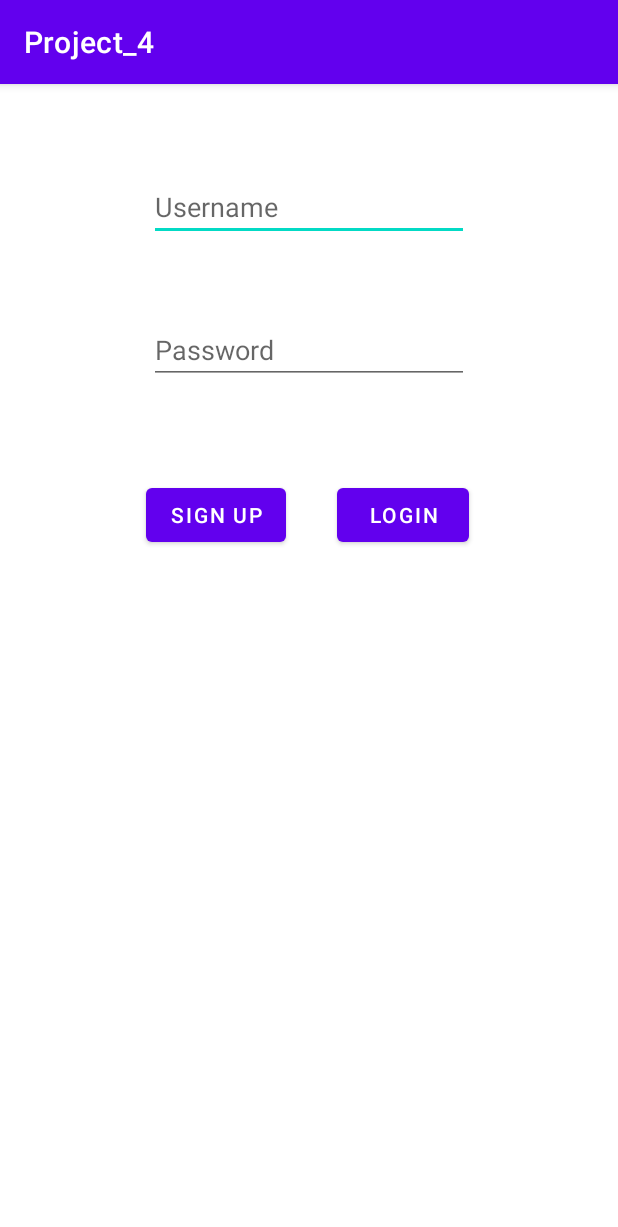
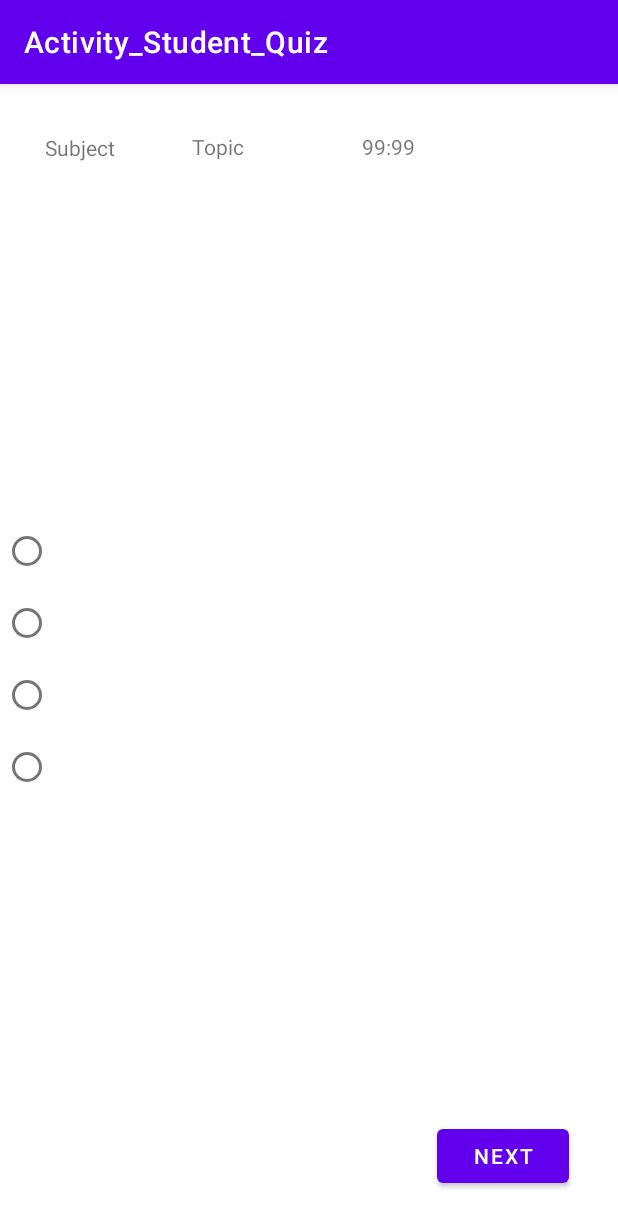
Before and after one commit to crazay416/CECS_453_Project_4, an Android app: the screen it shows after launch (MainActivity before the commit, Activity_Student_Quiz after it), on a phone screen of 412 x 824 dp. Shown: the top 1227 px of the screen. Run offline under Robolectric (Android 15) with nearby library versions, the phone set to English and light mode, and no system bars.

Commit message:
Created Activity_Student_Quiz and made intent to pass topic to new Activity

```diff
--- a/app/build.gradle
+++ b/app/build.gradle
@@ -41,7 +41,9 @@ dependencies {
     implementation 'androidx.legacy:legacy-support-v4:1.0.0'
     implementation 'androidx.lifecycle:lifecycle-livedata-ktx:2.2.0'
     implementation 'androidx.lifecycle:lifecycle-viewmodel-ktx:2.2.0'
+    implementation 'androidx.wear:wear:1.1.0'
     testImplementation 'junit:junit:4.+'
     androidTestImplementation 'androidx.test.ext:junit:1.1.2'
     androidTestImplementation 'androidx.test.espresso:espresso-core:3.3.0'
+    compileOnly 'com.google.android.wearable:wearable:2.8.1'
 }
--- /dev/null
+++ b/app/src/main/java/com/example/project_4/Activity_Student_Quiz.java
@@ -0,0 +1,14 @@
+package com.example.project_4;
+
+import androidx.appcompat.app.AppCompatActivity;
+
+import android.os.Bundle;
+
+public class Activity_Student_Quiz extends AppCompatActivity {
+
+    @Override
+    protected void onCreate(Bundle savedInstanceState) {
+        super.onCreate(savedInstanceState);
+        setContentView(R.layout.activity_student_quiz);
+    }
+}
--- /dev/null
+++ b/app/src/main/res/layout/activity_student_quiz.xml
@@ -0,0 +1,103 @@
+<?xml version="1.0" encoding="utf-8"?>
+<androidx.constraintlayout.widget.ConstraintLayout xmlns:android="http://schemas.android.com/apk/res/android"
+    xmlns:app="http://schemas.android.com/apk/res-auto"
+    xmlns:tools="http://schemas.android.com/tools"
+    android:layout_width="match_parent"
+    android:layout_height="match_parent">
+
+    <RadioGroup
+        android:id="@+id/radioGroup"
+        android:layout_width="408dp"
+        android:layout_height="364dp"
+        app:layout_constraintBottom_toBottomOf="parent"
+        app:layout_constraintEnd_toEndOf="parent"
+        app:layout_constraintHorizontal_bias="0.545"
+        app:layout_constraintStart_toStartOf="parent"
+        app:layout_constraintTop_toTopOf="parent"
+        app:layout_constraintVertical_bias="0.712">
+
+        <RadioButton
+            android:id="@+id/radioA"
+            android:layout_width="411dp"
+            android:layout_height="wrap_content"
+            app:layout_constraintHorizontal_bias="0.528"
+            app:layout_constraintVertical_bias="0.602" />
+
+        <RadioButton
+            android:id="@+id/radioB"
+            android:layout_width="411dp"
+            android:layout_height="wrap_content"
+            tools:layout_editor_absoluteX="49dp"
+            tools:layout_editor_absoluteY="470dp" />
+
+        <RadioButton
+            android:id="@+id/radioC"
+            android:layout_width="match_parent"
+            android:layout_height="wrap_content"
+            tools:layout_editor_absoluteX="52dp"
+            tools:layout_editor_absoluteY="528dp" />
+
+        <RadioButton
+            android:id="@+id/radioD"
+            android:layout_width="match_parent"
+            android:layout_height="wrap_content" />
+    </RadioGroup>
+
+    <TextView
+        android:id="@+id/questionQuizId"
+        android:layout_width="384dp"
+        android:layout_height="81dp"
+        app:layout_constraintBottom_toBottomOf="parent"
+        app:layout_constraintEnd_toEndOf="parent"
+        app:layout_constraintStart_toStartOf="parent"
+        app:layout_constraintTop_toTopOf="parent"
+        app:layout_constraintVertical_bias="0.229" />
+
+    <TextView
+        android:id="@+id/subjectQuizId"
+        android:layout_width="wrap_content"
+        android:layout_height="wrap_content"
+        android:text="Subject"
+        app:layout_constraintBottom_toBottomOf="parent"
+        app:layout_constraintEnd_toEndOf="parent"
+        app:layout_constraintHorizontal_bias="0.082"
+        app:layout_constraintStart_toStartOf="parent"
+        app:layout_constraintTop_toTopOf="parent"
+        app:layout_constraintVertical_bias="0.044" />
+
+    <TextView
+        android:id="@+id/topicQuizId"
+        android:layout_width="wrap_content"
+        android:layout_height="wrap_content"
+        android:text="Topic"
+        app:layout_constraintBottom_toBottomOf="parent"
+        app:layout_constraintEnd_toEndOf="parent"
+        app:layout_constraintHorizontal_bias="0.34"
+        app:layout_constraintStart_toStartOf="parent"
+        app:layout_constraintTop_toTopOf="parent"
+        app:layout_constraintVertical_bias="0.043" />
+
+    <TextView
+        android:id="@+id/timerQuizId"
+        android:layout_width="wrap_content"
+        android:layout_height="wrap_content"
+        android:text="99:99"
+        app:layout_constraintBottom_toBottomOf="parent"
+        app:layout_constraintEnd_toEndOf="parent"
+        app:layout_constraintHorizontal_bias="0.64"
+        app:layout_constraintStart_toStartOf="parent"
+        app:layout_constraintTop_toTopOf="parent"
+        app:layout_constraintVertical_bias="0.043" />
+
+    <Button
+        android:id="@+id/btnNextId"
+        android:layout_width="wrap_content"
+        android:layout_height="wrap_content"
+        android:text="Next"
+        app:layout_constraintBottom_toBottomOf="parent"
+        app:layout_constraintEnd_toEndOf="parent"
+        app:layout_constraintHorizontal_bias="0.899"
+        app:layout_constraintStart_toStartOf="parent"
+        app:layout_constraintTop_toTopOf="parent"
+        app:layout_constraintVertical_bias="0.959" />
+</androidx.constraintlayout.widget.ConstraintLayout>
--- /dev/null
+++ b/app/src/main/res/values-round/strings.xml
@@ -0,0 +1,3 @@
+<resources>
+    <string name="hello_world">Hello Round World!</string>
+</resources>
--- a/app/src/main/res/values/strings.xml
+++ b/app/src/main/res/values/strings.xml
@@ -20,4 +20,10 @@
     <string name="answer_choice_2">Choice2</string>
     <string name="question">Question</string>
     <string name="answer_choice_1">Choice1</string>
+    <string name="title_activity__student__quiz">Activity_Student_Quiz</string>
+    <!--
+    This string is used for square devices and overridden by hello_world in
+    values-round/strings.xml for round devices.
+    -->
+    <string name="hello_world">Hello Square World!</string>
 </resources>
```
Also changed, not shown: app/src/main/AndroidManifest.xml (+26 -1 lines), app/src/main/java/com/example/project_4/StudentLogin_Activity.java (+49 -3 lines), app/src/main/res/layout/activity_student_login.xml (+56 -6 lines), app/src/main/res/layout/quizlist.xml (deleted, +0 -21 lines), app/src/main/res/values/dimens.xml (added, +15 -0 lines).
